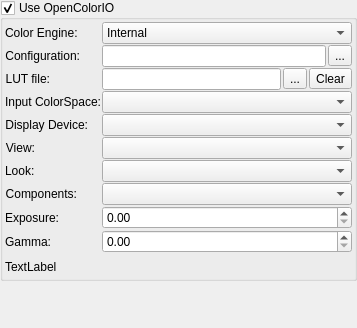
First picture: the form in plugins/dockers/lut/wdglut.ui, repository KDE/krita, before the edit.
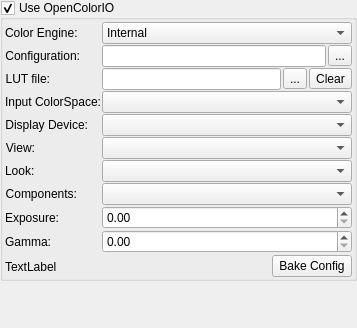
Second picture: the form after the edit. Custom widgets are drawn as their Qt base class.

The edit to the form file:
```diff
--- a/plugins/dockers/lut/wdglut.ui
+++ b/plugins/dockers/lut/wdglut.ui
@@ -342,7 +342,7 @@
        </layout>
       </item>
       <item>
-       <layout class="QHBoxLayout" name="horizontalLayout" stretch="0,0,0">
+       <layout class="QHBoxLayout" name="horizontalLayout" stretch="0,0,0,0">
         <property name="spacing">
          <number>2</number>
         </property>
@@ -406,6 +406,13 @@
           </property>
          </widget>
         </item>
+        <item>
+         <widget class="QPushButton" name="m_bakeConfigBtn">
+          <property name="text">
+           <string>Bake Config</string>
+          </property>
+         </widget>
+        </item>
        </layout>
       </item>
      </layout>
```
Left out of the diff: 24 changed lines with no effect on the pictures.
